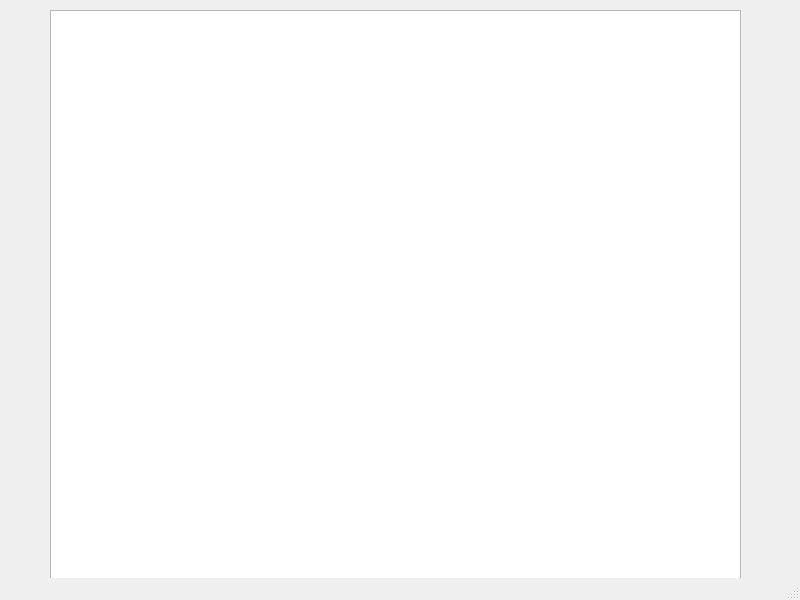
mary-doria/ProyectoFinalJuego, file ProyectoFinal/mainwindow.ui: the form before one commit.
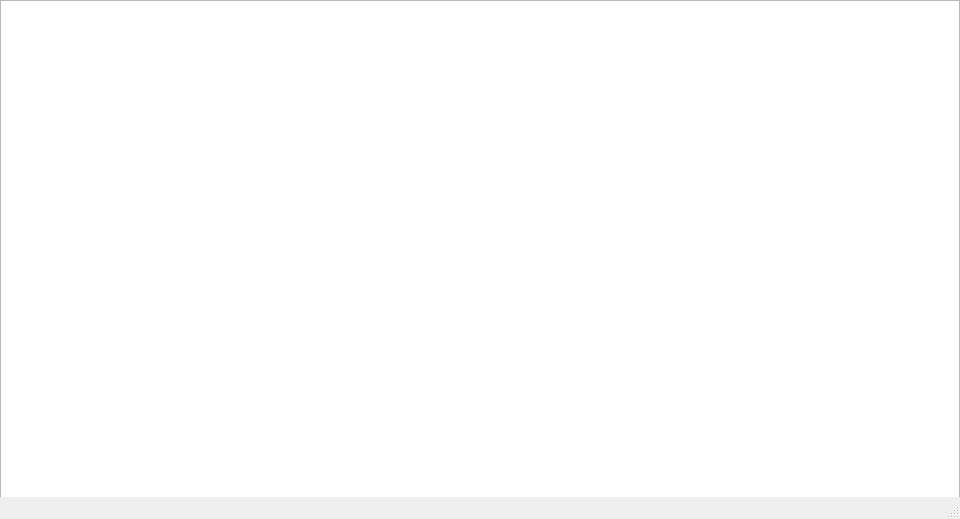
The form after the commit.

The edit to the form file:
```diff
--- a/ProyectoFinal/mainwindow.ui
+++ b/ProyectoFinal/mainwindow.ui
@@ -6,23 +6,53 @@
    <rect>
     <x>0</x>
     <y>0</y>
-    <width>800</width>
-    <height>600</height>
+    <width>960</width>
+    <height>519</height>
    </rect>
   </property>
+  <property name="minimumSize">
+   <size>
+    <width>960</width>
+    <height>519</height>
+   </size>
+  </property>
+  <property name="maximumSize">
+   <size>
+    <width>960</width>
+    <height>519</height>
+   </size>
+  </property>
   <property name="windowTitle">
    <string>MainWindow</string>
   </property>
   <widget class="QWidget" name="centralwidget">
+   <property name="maximumSize">
+    <size>
+     <width>960</width>
+     <height>519</height>
+    </size>
+   </property>
    <widget class="QGraphicsView" name="graphicsView">
     <property name="geometry">
      <rect>
-      <x>50</x>
-      <y>10</y>
-      <width>691</width>
-      <height>581</height>
+      <x>0</x>
+      <y>0</y>
+      <width>960</width>
+      <height>519</height>
      </rect>
     </property>
+    <property name="maximumSize">
+     <size>
+      <width>960</width>
+      <height>519</height>
+     </size>
+    </property>
+    <property name="verticalScrollBarPolicy">
+     <enum>Qt::ScrollBarAlwaysOff</enum>
+    </property>
+    <property name="horizontalScrollBarPolicy">
+     <enum>Qt::ScrollBarAlwaysOff</enum>
+    </property>
    </widget>
   </widget>
   <widget class="QMenuBar" name="menubar">
@@ -35,7 +65,14 @@
     </rect>
    </property>
   </widget>
-  <widget class="QStatusBar" name="statusbar"/>
+  <widget class="QStatusBar" name="statusbar">
+   <property name="maximumSize">
+    <size>
+     <width>960</width>
+     <height>519</height>
+    </size>
+   </property>
+  </widget>
  </widget>
  <resources/>
  <connections/>
```
Left out of the diff: 2 changed lines with no effect on the pictures.
